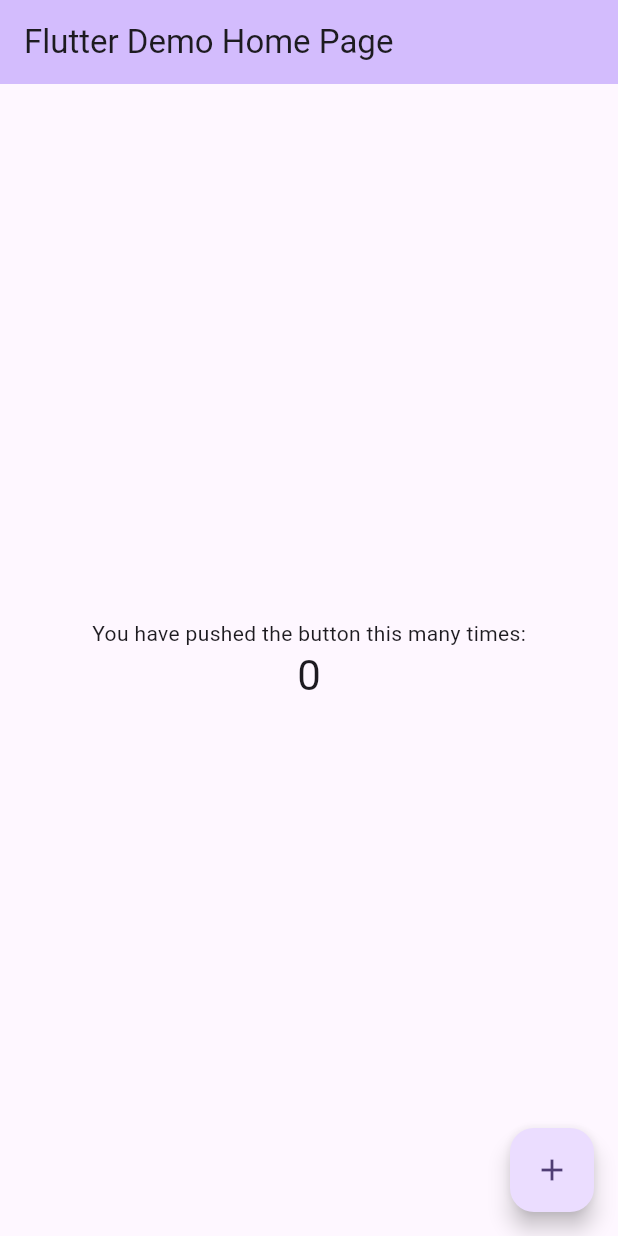
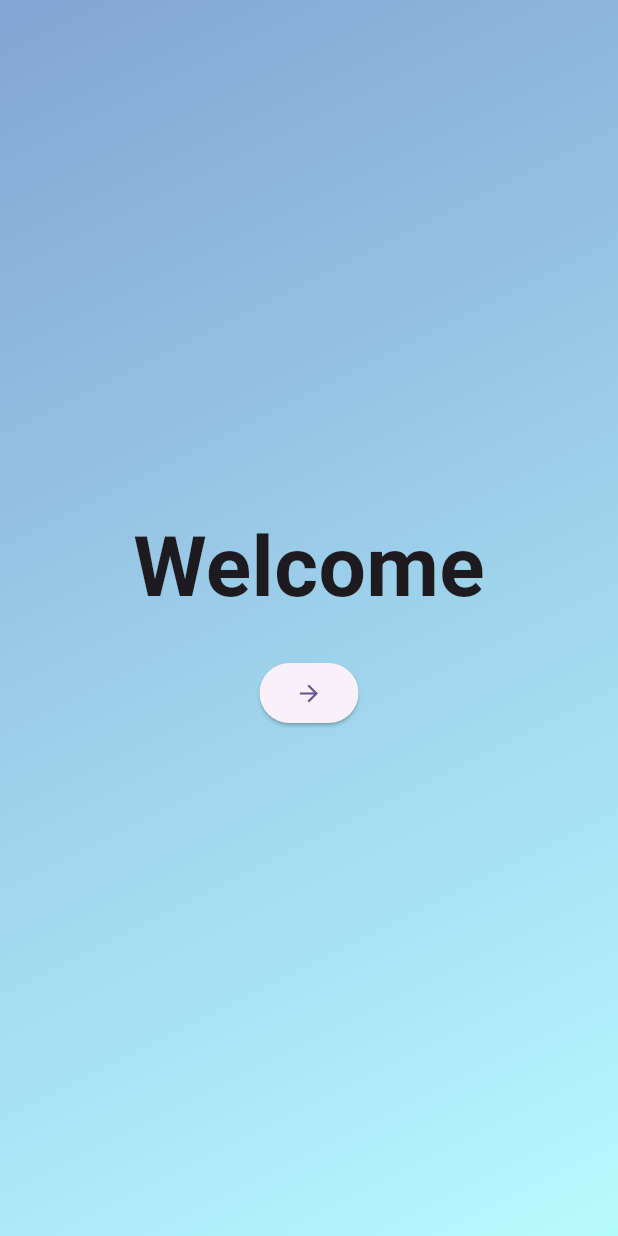
Before and after one commit to iamsamliang/harmone_ai, a Flutter app: the screen it shows after launch, on a phone screen of 412 x 824 dp. Run offline on Flutter 3.47's test engine with Material 2 defaults, Android fonts, the phone set to English and light mode, and no system bars.

Commit message:
extension

```diff
--- a/harmone_extension_f/lib/main.dart
+++ b/harmone_extension_f/lib/main.dart
@@ -1,4 +1,5 @@
 import 'package:flutter/material.dart';
+import '../screens/welcome.dart';
 
 void main() {
   runApp(const MyApp());
@@ -11,115 +12,12 @@ class MyApp extends StatelessWidget {
   @override
   Widget build(BuildContext context) {
     return MaterialApp(
-      title: 'Flutter Demo',
+      title: 'Harmone AI',
       theme: ThemeData(
-        // This is the theme of your application.
-        //
-        // TRY THIS: Try running your application with "flutter run". You'll see
-        // the application has a blue toolbar. Then, without quitting the app,
-        // try changing the seedColor in the colorScheme below to Colors.green
-        // and then invoke "hot reload" (save your changes or press the "hot
-        // reload" button in a Flutter-supported IDE, or press "r" if you used
-        // the command line to start the app).
-        //
-        // Notice that the counter didn't reset back to zero; the application
-        // state is not lost during the reload. To reset the state, use hot
-        // restart instead.
-        //
-        // This works for code too, not just values: Most code changes can be
-        // tested with just a hot reload.
         colorScheme: ColorScheme.fromSeed(seedColor: Colors.deepPurple),
         useMaterial3: true,
       ),
-      home: const MyHomePage(title: 'Flutter Demo Home Page'),
+      home: const WelcomePage(),
     );
   }
 }
-
-class MyHomePage extends StatefulWidget {
-  const MyHomePage({super.key, required this.title});
-
-  // This widget is the home page of your application. It is stateful, meaning
-  // that it has a State object (defined below) that contains fields that affect
-  // how it looks.
-
-  // This class is the configuration for the state. It holds the values (in this
-  // case the title) provided by the parent (in this case the App widget) and
-  // used by the build method of the State. Fields in a Widget subclass are
-  // always marked "final".
-
-  final String title;
-
-  @override
-  State<MyHomePage> createState() => _MyHomePageState();
-}
-
-class _MyHomePageState extends State<MyHomePage> {
-  int _counter = 0;
-
-  void _incrementCounter() {
-    setState(() {
-      // This call to setState tells the Flutter framework that something has
-      // changed in this State, which causes it to rerun the build method below
-      // so that the display can reflect the updated values. If we changed
-      // _counter without calling setState(), then the build method would not be
-      // called again, and so nothing would appear to happen.
-      _counter++;
-    });
-  }
-
-  @override
-  Widget build(BuildContext context) {
-    // This method is rerun every time setState is called, for instance as done
-    // by the _incrementCounter method above.
-    //
-    // The Flutter framework has been optimized to make rerunning build methods
-    // fast, so that you can just rebuild anything that needs updating rather
-    // than having to individually change instances of widgets.
-    return Scaffold(
-      appBar: AppBar(
-        // TRY THIS: Try changing the color here to a specific color (to
-        // Colors.amber, perhaps?) and trigger a hot reload to see the AppBar
-        // change color while the other colors stay the same.
-        backgroundColor: Theme.of(context).colorScheme.inversePrimary,
-        // Here we take the value from the MyHomePage object that was created by
-        // the App.build method, and use it to set our appbar title.
-        title: Text(widget.title),
-      ),
-      body: Center(
-        // Center is a layout widget. It takes a single child and positions it
-        // in the middle of the parent.
-        child: Column(
-          // Column is also a layout widget. It takes a list of children and
-          // arranges them vertically. By default, it sizes itself to fit its
-          // children horizontally, and tries to be as tall as its parent.
-          //
-          // Column has various properties to control how it sizes itself and
-          // how it positions its children. Here we use mainAxisAlignment to
-          // center the children vertically; the main axis here is the vertical
-          // axis because Columns are vertical (the cross axis would be
-          // horizontal).
-          //
-          // TRY THIS: Invoke "debug painting" (choose the "Toggle Debug Paint"
-          // action in the IDE, or press "p" in the console), to see the
-          // wireframe for each widget.
-          mainAxisAlignment: MainAxisAlignment.center,
-          children: <Widget>[
-            const Text(
-              'You have pushed the button this many times:',
-            ),
-            Text(
-              '$_counter',
-              style: Theme.of(context).textTheme.headlineMedium,
-            ),
-          ],
-        ),
-      ),
-      floatingActionButton: FloatingActionButton(
-        onPressed: _incrementCounter,
-        tooltip: 'Increment',
-        child: const Icon(Icons.add),
-      ), // This trailing comma makes auto-formatting nicer for build methods.
-    );
-  }
-}
--- /dev/null
+++ b/harmone_extension_f/lib/screens/welcome.dart
@@ -0,0 +1,52 @@
+import 'package:flutter/material.dart';
+import 'package:harmone_extension_f/screens/intro.dart';
+
+class WelcomePage extends StatefulWidget {
+  const WelcomePage({super.key});
+
+  @override
+  State<WelcomePage> createState() => _WelcomePageState();
+}
+
+class _WelcomePageState extends State<WelcomePage> {
+
+  @override
+  Widget build(BuildContext context) {
+    return Scaffold(
+      body: Container(
+        decoration: const BoxDecoration(
+          gradient: LinearGradient(
+            begin: Alignment.topLeft,
+            end: Alignment.bottomRight,
+            colors: [Color(0xFF83a4d4), Color(0xFFb6fbff)],
+          ),
+        ),
+        child: Center(
+          child: Column(
+            mainAxisAlignment: MainAxisAlignment.center,
+            children: <Widget>[
+              const Text(
+                'Welcome',
+                style: TextStyle(fontSize: 56, fontWeight: FontWeight.bold),
+              ),
+              const SizedBox(height: 20),  // Adds spacing between the text and button
+              ElevatedButton(
+                onPressed: () {
+                  Navigator.of(context).push(
+                    MaterialPageRoute(
+                      builder: (context) =>
+                          const IntroPage(),
+                    ),
+                  );
+                },
+                child: const Icon(Icons.arrow_forward),
+              ),
+            ],
+          ),
+        ),
+      ),
+    );
+  }
+
+
+}
```
Also changed, not shown: harmone_extension_f/lib/screens/chat_history.dart (added, +86 -0 lines), harmone_extension_f/lib/screens/intro.dart (added, +50 -0 lines), 2 other files.
